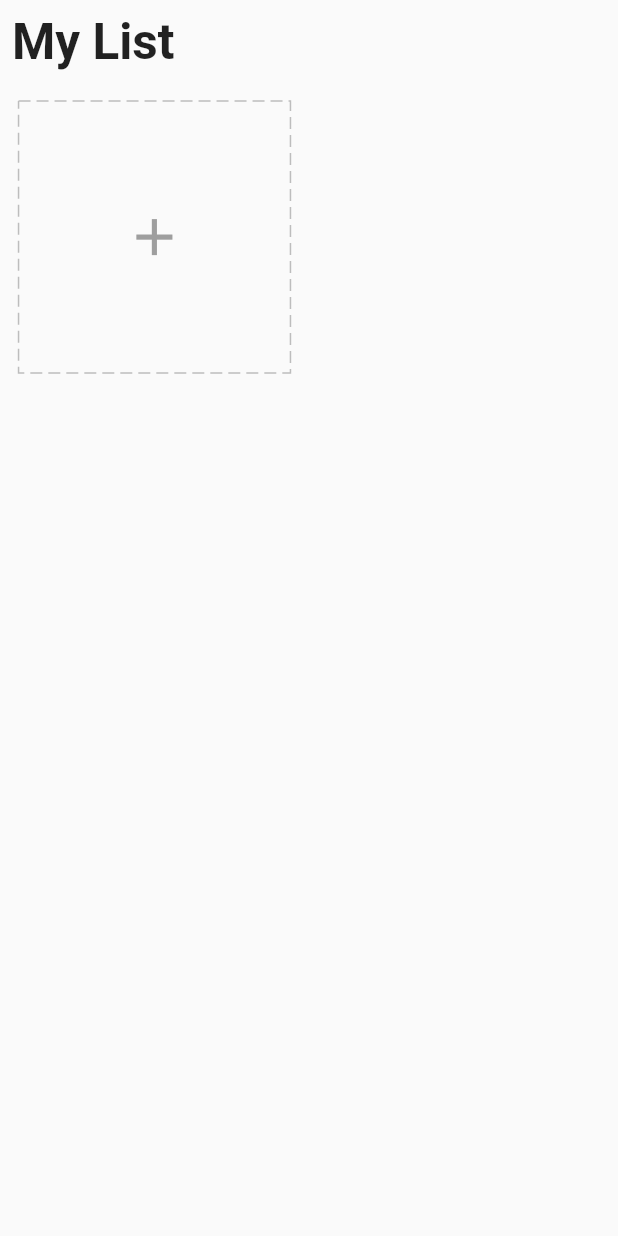
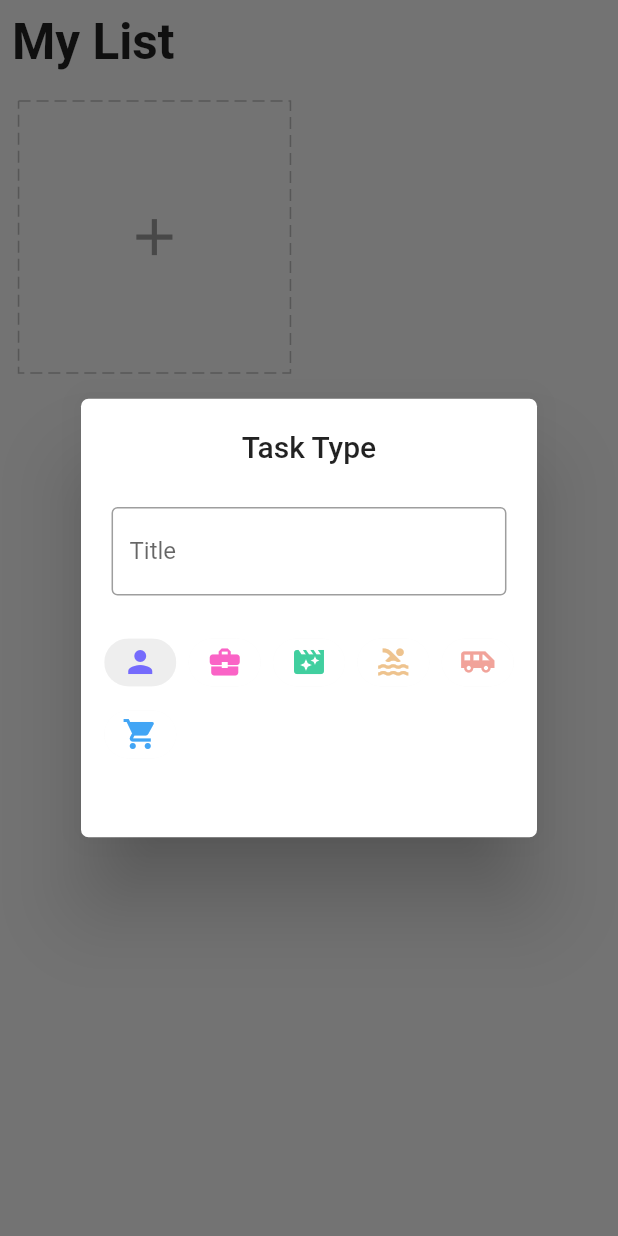
Before and after one commit to mariugo/docket, a Flutter app: the screen it shows after launch, after a tap on the "add" icon, on a phone screen of 412 x 824 dp. Run offline on Flutter 3.47's test engine with Material 2 defaults, Android fonts, the phone set to English and light mode, and no system bars; drawn by our look-alikes of dotted_border; our stand-ins replace equatable, flutter_easyloading, get, get_storage.

Commit message:
ChipAddWidget initial imp

```diff
--- a/lib/modules/home/home_controller.dart
+++ b/lib/modules/home/home_controller.dart
@@ -1,3 +1,4 @@
+import 'package:flutter/cupertino.dart';
 import 'package:get/get.dart';
 
 import 'package:docket/data/local/task_repository.dart';
@@ -6,12 +7,14 @@
 
 class HomeController extends GetxController {
   final TaskRepository taskRepository;
+  final formKey = GlobalKey<FormState>();
+  final editController = TextEditingController();
+  final tasks = <Task>[].obs;
+  final chipIndex = 0.obs;
 
   HomeController({
     required this.taskRepository,
   });
-
-  final tasks = <Task>[].obs;
 
   @override
   void onInit() {
@@ -19,4 +22,14 @@
     tasks.assignAll(taskRepository.readTasks());
     ever(tasks, (_) => taskRepository.writeTasks(tasks));
   }
+
+  @override
+  void dispose() {
+    editController.dispose();
+    super.dispose();
+  }
+
+  void changeChipIndex(int index) {
+    chipIndex.value = index;
+  }
 }
--- a/lib/modules/home/widgets/add_card_widget.dart
+++ b/lib/modules/home/widgets/add_card_widget.dart
@@ -20,7 +20,67 @@
       height: squareWidth / 2,
       margin: EdgeInsets.all(3.0.deviceWidth),
       child: InkWell(
-        onTap: () {},
+        onTap: () async {
+          await Get.defaultDialog(
+            titlePadding: EdgeInsets.symmetric(
+              vertical: 5.0.deviceWidth,
+            ),
+            radius: 5.0,
+            title: 'Task Type',
+            content: Form(
+              key: homeController.formKey,
+              child: Column(
+                children: [
+                  Padding(
+                    padding: EdgeInsets.symmetric(
+                      horizontal: 3.0.deviceWidth,
+                    ),
+                    child: TextFormField(
+                      controller: homeController.editController,
+                      decoration: const InputDecoration(
+                        border: OutlineInputBorder(),
+                        labelText: 'Title',
+                      ),
+                      validator: (value) {
+                        if (value == null || value.trim().isEmpty) {
+                          return 'Please enter your task title';
+                        }
+                        return null;
+                      },
+                    ),
+                  ),
+                  Padding(
+                    padding: EdgeInsets.symmetric(
+                      vertical: 5.0.deviceWidth,
+                    ),
+                    child: Wrap(
+                      spacing: 2.0.deviceWidth,
+                      children: icons
+                          .map(
+                            (_icon) => Obx(() {
+                              final index = icons.indexOf(_icon);
+                              return ChoiceChip(
+                                selectedColor: Colors.grey[200],
+                                pressElevation: 0,
+                                backgroundColor: Colors.white,
+                                label: _icon,
+                                selected:
+                                    homeController.chipIndex.value == index,
+                                onSelected: (bool selected) {
+                                  homeController.chipIndex.value =
+                                      selected ? index : 0;
+                                },
+                              );
+                            }),
+                          )
+                          .toList(),
+                    ),
+                  ),
+                ],
+              ),
+            ),
+          );
+        },
         child: DottedBorder(
           color: Colors.grey[400]!,
           dashPattern: const [8, 4],
```
